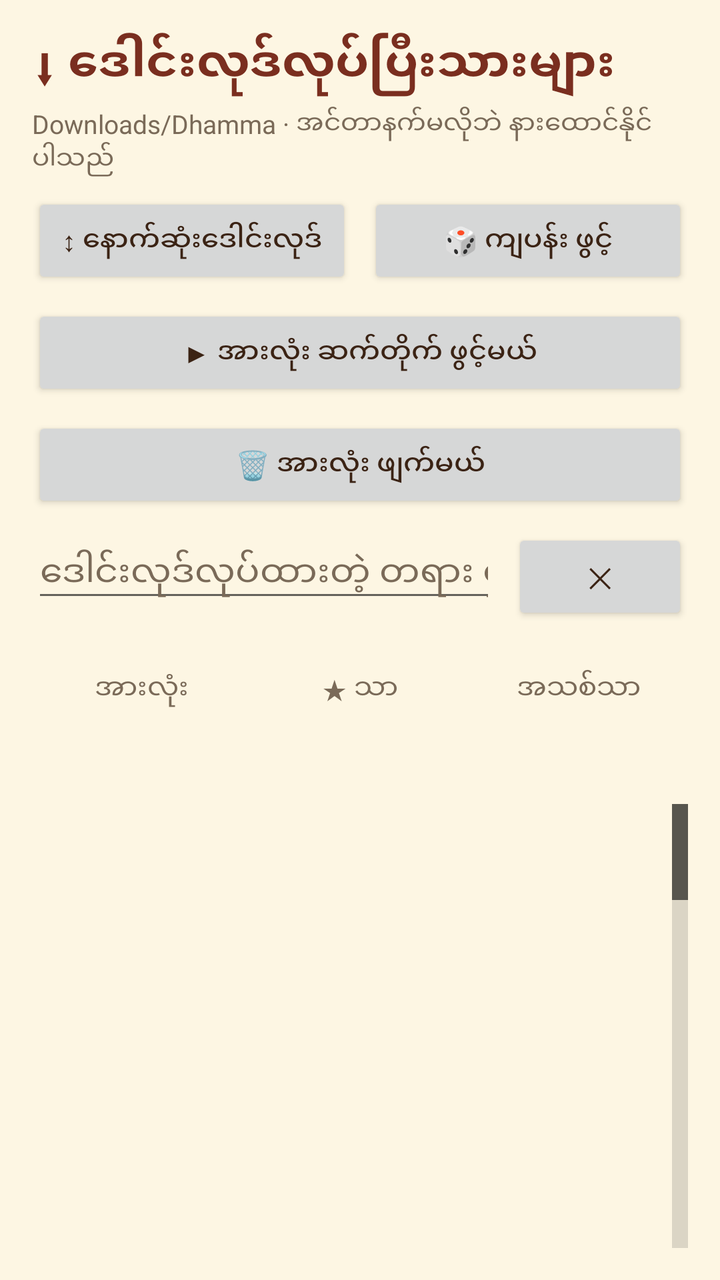
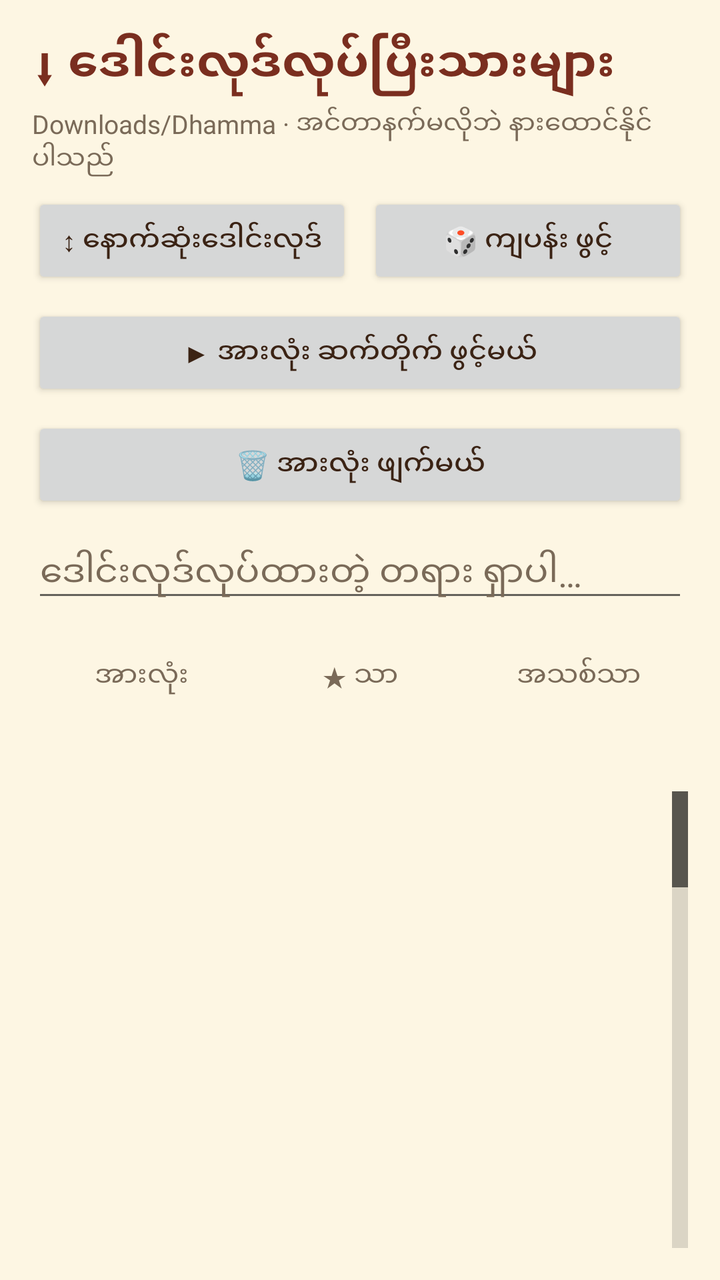

Two renders of the same Android screen: before a commit and after it. Below are the layout's source before the change and the commit's diff.
<!-- AndroidManifest.xml: application theme AppTheme -->
<!-- res/layout/activity_downloaded.xml -->
<?xml version="1.0" encoding="utf-8"?>
<LinearLayout xmlns:android="http://schemas.android.com/apk/res/android"
    android:id="@+id/root"
    android:layout_width="match_parent"
    android:layout_height="match_parent"
    android:background="@color/bg"
    android:orientation="vertical"
    android:padding="16dp">
    <TextView
        android:id="@+id/dlHeader"
        android:layout_width="match_parent"
        android:layout_height="wrap_content"
        android:text="⬇ ဒေါင်းလုဒ်လုပ်ပြီးသားများ"
        android:textColor="@color/maroon"
        android:textSize="24sp"
        android:textStyle="bold" />
    <TextView
        android:id="@+id/dlSubtitle"
        android:layout_width="match_parent"
        android:layout_height="wrap_content"
        android:layout_marginTop="4dp"
        android:text="Downloads/Dhamma · အင်တာနက်မလိုဘဲ နားထောင်နိုင်ပါသည်"
        android:textColor="@color/muted"
        android:textSize="13sp" />
    <LinearLayout
        android:id="@+id/dlBtnRow"
        android:layout_width="match_parent"
        android:layout_height="wrap_content"
        android:layout_marginTop="8dp"
        android:orientation="horizontal">
        <Button
            android:id="@+id/btnDlSort"
            android:layout_width="0dp"
            android:layout_height="wrap_content"
            android:layout_weight="1"
            android:text="↕ နောက်ဆုံးဒေါင်းလုဒ်" />
        <Button
            android:id="@+id/btnDlRandom"
            android:layout_width="0dp"
            android:layout_height="wrap_content"
            android:layout_marginLeft="8dp"
            android:layout_weight="1"
            android:text="🎲 ကျပန်း ဖွင့်" />
    </LinearLayout>
    <Button
        android:id="@+id/btnDlPlayAll"
        android:layout_width="match_parent"
        android:layout_height="wrap_content"
        android:layout_marginTop="8dp"
        android:text="▶ အားလုံး ဆက်တိုက် ဖွင့်မယ်" />
    <Button
        android:id="@+id/btnDlDeleteAll"
        android:layout_width="match_parent"
        android:layout_height="wrap_content"
        android:layout_marginTop="8dp"
        android:text="🗑 အားလုံး ဖျက်မယ်" />
    <LinearLayout
        android:id="@+id/dlSearchRow"
        android:layout_width="match_parent"
        android:layout_height="wrap_content"
        android:layout_marginTop="8dp"
        android:orientation="horizontal">
        <EditText
            android:id="@+id/searchDl"
            android:layout_width="0dp"
            android:layout_height="wrap_content"
            android:layout_weight="1"
            android:hint="ဒေါင်းလုဒ်လုပ်ထားတဲ့ တရား ရှာပါ…"
            android:inputType="text"
            android:textColor="@color/ink"
            android:textColorHint="@color/muted" />
        <Button
            android:id="@+id/btnClearDlSearch"
            android:layout_width="wrap_content"
            android:layout_height="wrap_content"
            android:layout_marginLeft="8dp"
            android:text="✕" />
    </LinearLayout>
    
    <LinearLayout
        android:id="@+id/dlFilterRow"
        android:layout_width="match_parent"
        android:layout_height="wrap_content"
        android:layout_marginTop="8dp"
        android:orientation="horizontal">
        <TextView
            android:id="@+id/chipDlAll"
            android:layout_width="0dp"
            android:layout_height="48dp"
            android:layout_weight="1"
            android:gravity="center"
            android:text="အားလုံး"
            android:textColor="@color/muted"
            android:textSize="14sp" />
        <TextView
            android:id="@+id/chipDlStar"
            android:layout_width="0dp"
            android:layout_height="48dp"
            android:layout_weight="1"
            android:gravity="center"
            android:text="★ သာ"
            android:textColor="@color/muted"
            android:textSize="14sp" />
        <TextView
            android:id="@+id/chipDlNew"
            android:layout_width="0dp"
            android:layout_height="48dp"
            android:layout_weight="1"
            android:gravity="center"
            android:text="အသစ်သာ"
            android:textColor="@color/muted"
            android:textSize="14sp" />
    </LinearLayout>
    <TextView
        android:id="@+id/totalText"
        android:layout_width="match_parent"
        android:layout_height="wrap_content"
        android:layout_marginTop="4dp"
        android:textColor="@color/muted"
        android:textSize="13sp" />
    <TextView
        android:id="@+id/emptyText"
        android:layout_width="match_parent"
        android:layout_height="wrap_content"
        android:layout_marginTop="24dp"
        android:text="ဒေါင်းလုဒ်လုပ်ထားတာ မရှိသေးပါ။ မိုဘိုင်းဒေတာနဲ့ တရားဖွင့်ရင် “Wi-Fi ရမှ ဒေါင်းလုဒ်လုပ်မယ်” ကို ရွေးပါ။"
        android:textColor="@color/muted"
        android:textSize="15sp"
        android:visibility="gone" />
    <ListView
        android:id="@+id/list"
        android:layout_width="match_parent"
        android:layout_height="0dp"
        android:layout_marginTop="12dp"
        android:layout_weight="1"
        android:dividerHeight="1dp"
        android:fastScrollEnabled="true" />
    
    <LinearLayout
        android:id="@+id/dlQueuePreview"
        android:layout_width="match_parent"
        android:layout_height="wrap_content"
        android:layout_marginTop="12dp"
        android:orientation="vertical"
        android:visibility="gone" />
    
    <LinearLayout
        android:id="@+id/nowStrip"
        android:layout_width="match_parent"
        android:layout_height="wrap_content"
        android:layout_marginTop="12dp"
        android:background="@drawable/nav_glass"
        android:orientation="vertical"
        android:padding="10dp"
        android:visibility="gone">
        <LinearLayout
            android:layout_width="match_parent"
            android:layout_height="wrap_content"
            android:gravity="center_vertical"
            android:orientation="horizontal">
            
            <FrameLayout
                android:id="@+id/nowStripPhotoRing"
                android:layout_width="48dp"
                android:layout_height="48dp"
                android:layout_marginEnd="10dp"
                android:visibility="gone">
                <com.h2h.dhamma.CircleImageView
                    android:id="@+id/nowStripPhoto"
                    android:layout_width="44dp"
                    android:layout_height="44dp"
                    android:layout_gravity="center"
                    android:scaleType="centerCrop"
                    android:transitionName="roomSayadawPhoto" />
            </FrameLayout>
            <LinearLayout
                android:layout_width="0dp"
                android:layout_height="wrap_content"
                android:layout_weight="1"
                android:orientation="vertical">
                <TextView
                    android:id="@+id/nowStripText"
                    android:layout_width="match_parent"
                    android:layout_height="wrap_content"
                    android:ellipsize="end"
                    android:maxLines="1"
                    android:textColor="@color/gold"
                    android:textSize="14sp"
                    android:textStyle="bold" />
                <TextView
                    android:id="@+id/nowStripSub"
                    android:layout_width="match_parent"
                    android:layout_height="wrap_content"
                    android:ellipsize="end"
                    android:maxLines="1"
                    android:textColor="@color/muted"
                    android:textSize="12sp" />
            </LinearLayout>
        </LinearLayout>
        
            <LinearLayout
                android:layout_width="match_parent"
                android:layout_height="wrap_content"
                android:gravity="center_horizontal"
                android:orientation="horizontal">
            <TextView
                android:id="@+id/nowStripPrev"
                android:background="?android:attr/selectableItemBackgroundBorderless"
                android:layout_margin="2dp"
                android:layout_width="48dp"
                android:layout_height="48dp"
                android:gravity="center"
                android:includeFontPadding="false"
                android:text="⏮"
                android:textColor="#FFFFFF"
                android:textSize="24sp" />
            <TextView
                android:id="@+id/nowStripToggle"
                android:background="?android:attr/selectableItemBackgroundBorderless"
                android:layout_margin="2dp"
                android:layout_width="48dp"
                android:layout_height="48dp"
                android:gravity="center"
                android:includeFontPadding="false"
                android:text="▶"
                android:textColor="#FFFFFF"
                android:textSize="24sp" />
            <TextView
                android:id="@+id/nowStripNext"
                android:background="?android:attr/selectableItemBackgroundBorderless"
                android:layout_margin="2dp"
                android:layout_width="48dp"
                android:layout_height="48dp"
                android:gravity="center"
                android:includeFontPadding="false"
                android:text="⏭"
                android:textColor="#FFFFFF"
                android:textSize="24sp" />

            
            
            
            </LinearLayout>
        
        <ProgressBar
            android:id="@+id/nowStripProgress"
            style="?android:attr/progressBarStyleHorizontal"
            android:layout_width="match_parent"
            android:layout_height="4dp"
            android:layout_marginTop="6dp"
            android:max="1000"
            android:progress="0"
            android:progressBackgroundTint="#40C9A227"
            android:progressTint="#C9A227" />
    </LinearLayout>

</LinearLayout>
<!-- resources referenced by this layout -->
<resources>
  <color name="bg">#FDF6E3</color>
  <color name="gold">#C9A227</color>
  <color name="ink">#3B2314</color>
  <color name="maroon">#7A2E1F</color>
  <color name="muted">#7A6A58</color>
  <!-- drawable nav_glass (drawable) -->
  <?xml version="1.0" encoding="utf-8"?>
  <layer-list xmlns:android="http://schemas.android.com/apk/res/android">
      <item>
          <shape android:shape="rectangle">
              <solid android:color="#59FFFFFF" />
              <stroke android:width="1dp" android:color="#99C9A227" />
              <corners android:radius="28dp" />
          </shape>
      </item>
      <item>
          <shape android:shape="rectangle">
              <gradient android:angle="270" android:startColor="#80FFFFFF" android:centerColor="#1AFFFFFF" android:centerY="0.45" android:endColor="#00FFFFFF" android:type="linear" />
              <corners android:radius="28dp" />
          </shape>
      </item>
  </layer-list>
  <style name="AppTheme" parent="android:Theme.Material.Light.NoActionBar">
          <item name="android:colorPrimary">@color/maroon</item>
          <item name="android:colorPrimaryDark">@color/maroon</item>
          <item name="android:colorAccent">@color/gold</item>
          <item name="android:windowBackground">@color/bg</item>
          <item name="android:textColorPrimary">@color/ink</item>
          
          <item name="android:alertDialogTheme">@style/DhammaAlertDialog</item>
          
          <item name="android:windowContentTransitions">true</item>
      </style>
  <style name="DhammaAlertDialog" parent="@android:style/Theme.Material.Light.Dialog.Alert">
          <item name="android:windowAnimationStyle">@style/DhammaDialogAnimation</item>
      </style>
  <style name="DhammaDialogAnimation">
          <item name="android:windowEnterAnimation">@anim/dlg_in</item>
          <item name="android:windowExitAnimation">@anim/dlg_out</item>
      </style>
</resources>

<!-- the commit's change to res/layout/activity_downloaded.xml (unified diff, before → after) -->
@@ -74,7 +74,8 @@
             android:layout_width="wrap_content"
             android:layout_height="wrap_content"
             android:layout_marginLeft="8dp"
-            android:text="✕" />
+            android:text="✕"
+            android:visibility="gone" />
     </LinearLayout>
     
     <LinearLayout
